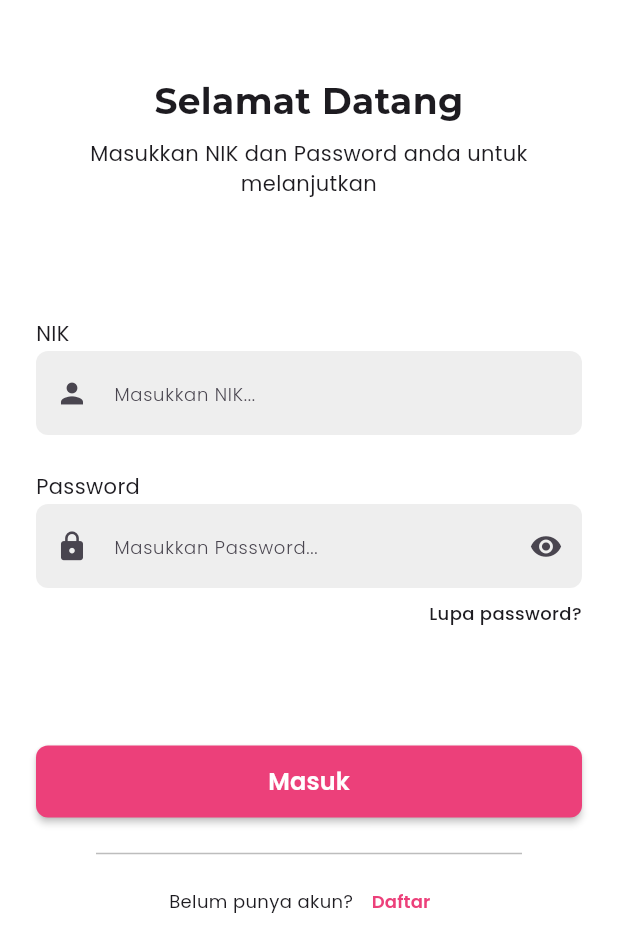
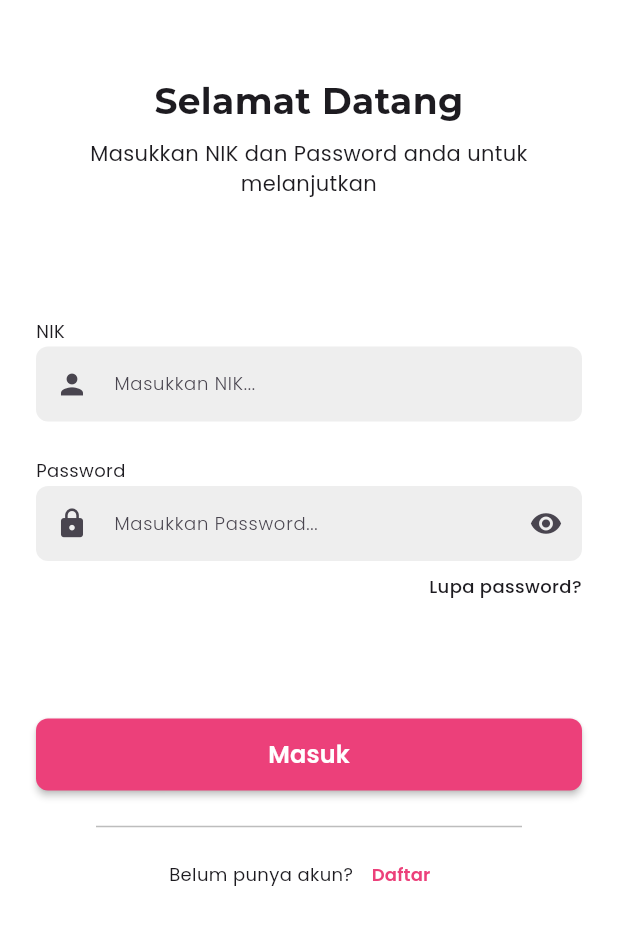
Before and after one commit to bambang2023/e-detik, a Flutter app: the screen it shows after launch, after a tap on "Masuk", on a phone screen of 412 x 824 dp. Shown: the top 952 px of the screen. Run offline on Flutter 3.47's test engine with Material 3 defaults, Android fonts, the phone set to English and light mode, and no system bars; our stand-ins replace dio, dropdown_search, google_fonts, pretty_dio_logger, talker; network calls fail.

Commit message:
fix visible password, user tanggal lahir, max length NIK

```diff
--- a/lib/features/auth/login/page/login_page.dart
+++ b/lib/features/auth/login/page/login_page.dart
@@ -6,6 +6,7 @@ import 'package:edetik_app/features/auth/login/data/login_datasource.dart';
 import 'package:edetik_app/features/auth/register/page/register_page.dart';
 import 'package:edetik_app/features/home/page/home_page.dart';
 import 'package:flutter/material.dart';
+import 'package:flutter/services.dart';
 import 'package:google_fonts/google_fonts.dart';
 
 class LoginPage extends StatefulWidget {
@@ -23,7 +24,9 @@ class _LoginPageState extends State<LoginPage> {
   final TextEditingController passwordController = TextEditingController();
   @override
   Widget build(BuildContext context) {
-    return Scaffold(
+    return GestureDetector(
+      onTap: () => FocusManager.instance.primaryFocus?.unfocus(),
+      child: Scaffold(
         backgroundColor: Colors.white,
         body: SafeArea(
           child: ListView(
@@ -53,14 +56,24 @@ class _LoginPageState extends State<LoginPage> {
               ),
               Text(
                 'NIK',
-              style: GoogleFonts.poppins(),
+                style: GoogleFonts.poppins(
+                  fontSize: 12,
+                ),
               ),
               SizedBox(
                 height: 2,
               ),
               TextField(
+                inputFormatters: [
+                  // length 16
+                  LengthLimitingTextInputFormatter(16),
+                ],
                 controller: usernameController,
                 keyboardType: TextInputType.number,
+                style: GoogleFonts.poppins(
+                  fontSize: 12,
+                  fontWeight: FontWeight.w500,
+                ),
                 decoration: InputDecoration(
                   filled: true,
                   fillColor: Colors.grey[200],
@@ -82,13 +95,22 @@ class _LoginPageState extends State<LoginPage> {
               const SizedBox(
                 height: 24,
               ),
-            Text('Password', style: GoogleFonts.poppins()),
+              Text(
+                'Password',
+                style: GoogleFonts.poppins(
+                  fontSize: 12,
+                ),
+              ),
               SizedBox(
                 height: 2,
               ),
               ValueListenableBuilder(
                 valueListenable: showPassword,
                 builder: (context, value, child) => TextField(
+                  style: GoogleFonts.poppins(
+                    fontSize: 12,
+                    fontWeight: FontWeight.w500,
+                  ),
                   controller: passwordController,
                   obscureText: showPassword.value,
                   decoration: InputDecoration(
@@ -156,7 +178,8 @@ class _LoginPageState extends State<LoginPage> {
                         : () async {
                             try {
                               isLoading.value = true;
-                            LoginDatasource loginDatasource = LoginDatasource();
+                              LoginDatasource loginDatasource =
+                                  LoginDatasource();
                               final result = await loginDatasource.login(
                                 usernameController.text,
                                 passwordController.text,
@@ -174,7 +197,8 @@ class _LoginPageState extends State<LoginPage> {
                               if (!context.mounted) return;
                               ScaffoldMessenger.of(context).showSnackBar(
                                 SnackBar(
-                                content: Text(e.response?.data['data']['msg']),
+                                  content:
+                                      Text(e.response?.data['data']['msg']),
                                 ),
                               );
                             } finally {
@@ -232,6 +256,7 @@ class _LoginPageState extends State<LoginPage> {
             ],
           ),
         ),
+      ),
     );
   }
 }
--- a/lib/features/auth/register/page/register_notifier.dart
+++ b/lib/features/auth/register/page/register_notifier.dart
@@ -6,6 +6,7 @@ class RegisterNotifier extends ChangeNotifier {
   String? desaSelectedId;
   String? puskesmasSelectedId;
   String? companionSelectedId;
+  String? dateSelected;
   String? companionName;
 
   void setCityValue(String? newValue) {
--- a/lib/main.dart
+++ b/lib/main.dart
@@ -1,17 +1,20 @@
 import 'package:flutter/material.dart';
 import 'package:flutter/services.dart';
+import 'package:intl/intl.dart';
 
 import 'application.dart';
 
-void main() {
+Future<void> main() async {
   WidgetsFlutterBinding.ensureInitialized();
-  SystemChrome.setPreferredOrientations(
+  await SystemChrome.setPreferredOrientations(
     [
       DeviceOrientation.portraitUp,
       DeviceOrientation.portraitDown,
     ],
   );
 
+  Intl.defaultLocale = 'id';
+
   runApp(
     const Application(),
   );
```
Also changed, not shown: lib/features/auth/register/page/register_page.dart (+20 -2 lines), lib/features/widgets/input_datepicker.dart (+13 -2 lines), lib/features/widgets/input_field.dart (+7 -0 lines), 8 other files. Lines whose indentation alone changed are shown as unchanged.
